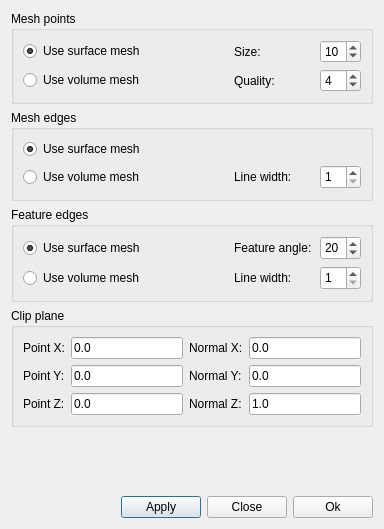
tehnick/elmerfem, file ElmerGUI/vtkpost/preferences.ui: the form before one commit.
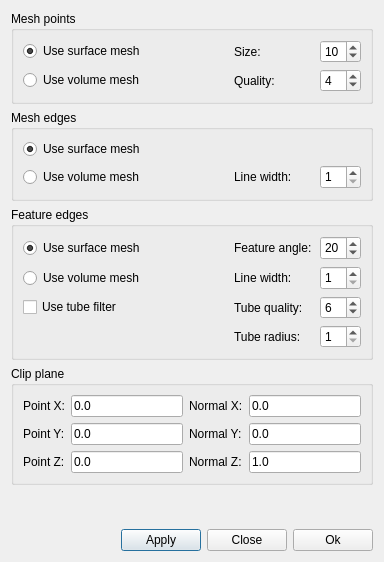
The form after the commit. Icons and pictures are not drawn.

Commit message: ElmerGUI: Added an optional tube filter for feature edges in postprocessor

Diff of the .ui file:
```diff
--- a/ElmerGUI/vtkpost/preferences.ui
+++ b/ElmerGUI/vtkpost/preferences.ui
@@ -6,7 +6,7 @@
     <x>0</x>
     <y>0</y>
     <width>380</width>
-    <height>529</height>
+    <height>562</height>
    </rect>
   </property>
   <property name="windowTitle" >
@@ -216,6 +216,19 @@
           </property>
          </widget>
         </item>
+        <item row="0" column="1" >
+         <spacer>
+          <property name="orientation" >
+           <enum>Qt::Horizontal</enum>
+          </property>
+          <property name="sizeHint" >
+           <size>
+            <width>40</width>
+            <height>20</height>
+           </size>
+          </property>
+         </spacer>
+        </item>
         <item row="0" column="2" >
          <widget class="QLabel" name="angleLabel" >
           <property name="minimumSize" >
@@ -305,18 +318,55 @@
           </property>
          </widget>
         </item>
-        <item row="0" column="1" >
-         <spacer>
-          <property name="orientation" >
-           <enum>Qt::Horizontal</enum>
+        <item row="2" column="0" >
+         <widget class="QCheckBox" name="featureEdgeTubes" >
+          <property name="text" >
+           <string>Use tube filter</string>
           </property>
-          <property name="sizeHint" >
+         </widget>
+        </item>
+        <item row="2" column="2" >
+         <widget class="QLabel" name="tubeQualityLabel" >
+          <property name="text" >
+           <string>Tube quality:</string>
+          </property>
+         </widget>
+        </item>
+        <item row="2" column="3" >
+         <widget class="QSpinBox" name="featureEdgeTubeQuality" >
+          <property name="maximumSize" >
            <size>
-            <width>40</width>
-            <height>20</height>
+            <width>16777215</width>
+            <height>24</height>
            </size>
           </property>
-         </spacer>
+          <property name="minimum" >
+           <number>3</number>
+          </property>
+          <property name="value" >
+           <number>6</number>
+          </property>
+         </widget>
+        </item>
+        <item row="3" column="2" >
+         <widget class="QLabel" name="tubeRadiusLabel" >
+          <property name="text" >
+           <string>Tube radius:</string>
+          </property>
+         </widget>
+        </item>
+        <item row="3" column="3" >
+         <widget class="QSpinBox" name="featureEdgeTubeRadius" >
+          <property name="maximumSize" >
+           <size>
+            <width>16777215</width>
+            <height>24</height>
+           </size>
+          </property>
+          <property name="minimum" >
+           <number>1</number>
+          </property>
+         </widget>
         </item>
        </layout>
       </item>
```
The commit also changes 3 other files.
